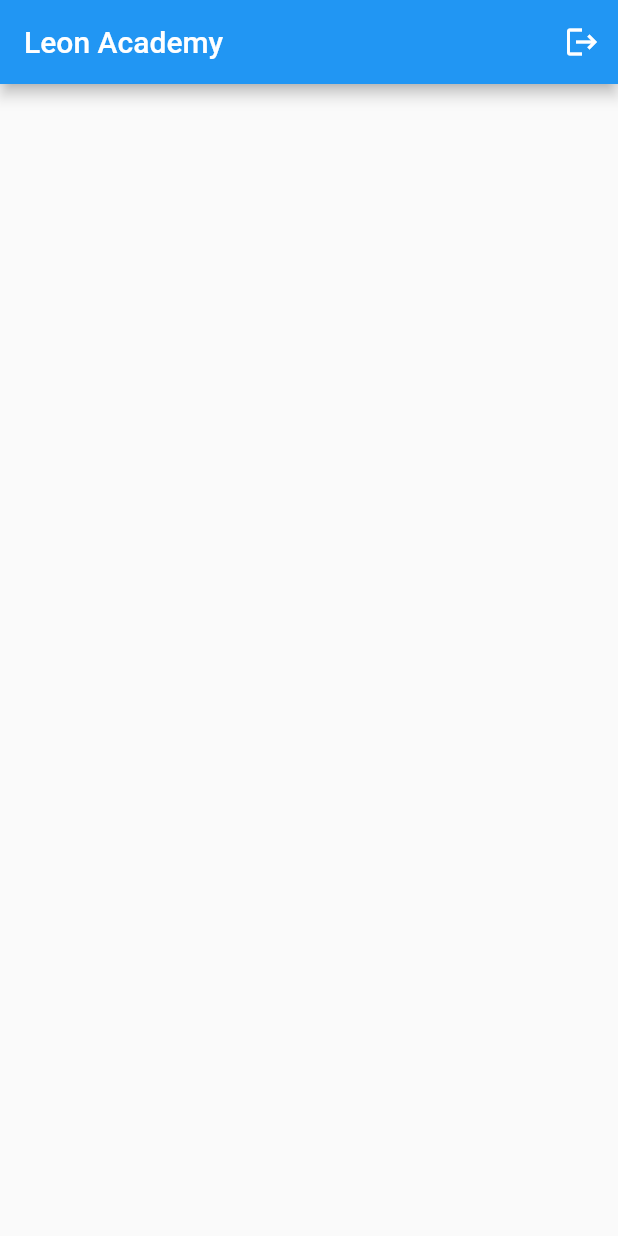
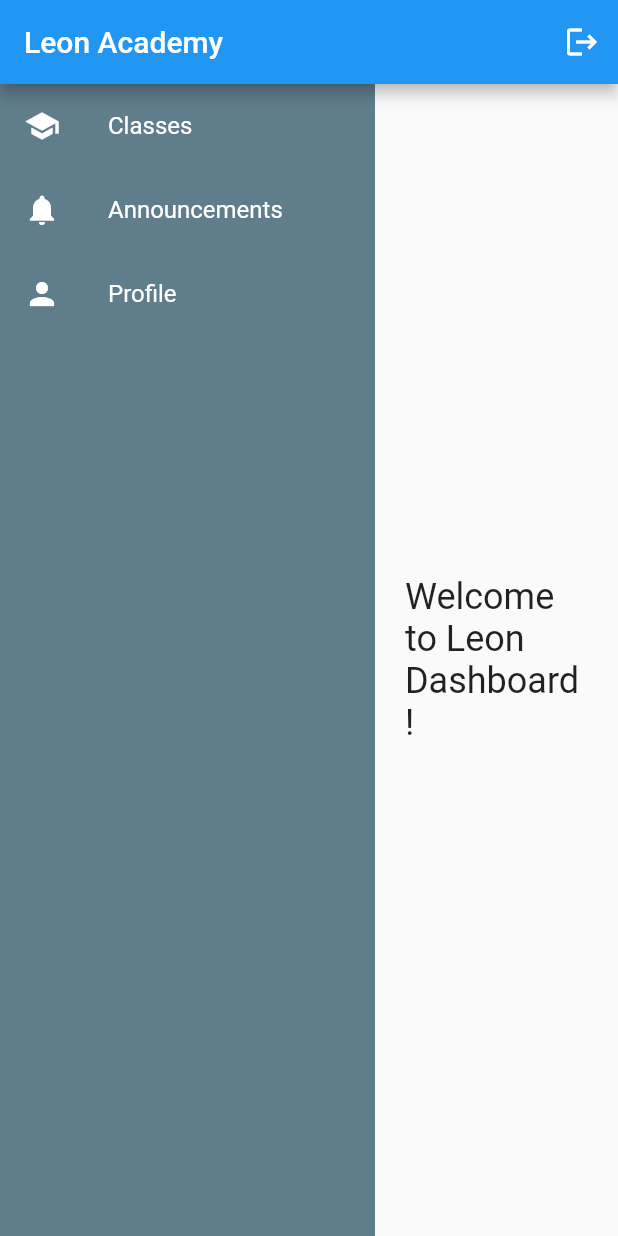
Before and after one commit to desh98/EduConnect, a Flutter app: the screen it shows once a user with an empty profile is signed in, on a phone screen of 412 x 824 dp. Run offline on Flutter 3.47's test engine with Material 2 defaults, Android fonts, the phone set to English and light mode, and no system bars; our stand-ins replace firebase_auth, firebase_core; accounts and stored records are empty; generated files the repository leaves out were written again.

Commit message:
Dashboard => Menu

```diff
--- a/lib/pages/home_page.dart
+++ b/lib/pages/home_page.dart
@@ -1,8 +1,23 @@
 import 'package:firebase_auth/firebase_auth.dart';
 import 'package:flutter/material.dart';
 
+void main() => runApp(MyApp());
+
+class MyApp extends StatelessWidget {
+  @override
+  Widget build(BuildContext context) {
+    return MaterialApp(
+      title: 'Leon Dashboard',
+      theme: ThemeData(
+        primarySwatch: Colors.indigo,
+      ),
+      home: HomePage(),
+    );
+  }
+}
+
 class HomePage extends StatefulWidget {
-  const HomePage({super.key});
+  const HomePage({Key? key}) : super(key: key);
 
   @override
   State<HomePage> createState() => _HomePageState();
@@ -22,9 +37,66 @@ class _HomePageState extends State<HomePage> {
         actions: [
           // sign out button
           IconButton(
-            onPressed: () {},
+            onPressed:
+                signOut, // Call the signOut function when the button is pressed
             icon: Icon(Icons.logout),
           )
+        ],
+      ),
+      body: Row(
+        children: <Widget>[
+          // Sidebar Menu (you can place your sidebar menu code here)
+          Container(
+            width: 250,
+            color: Colors.blueGrey,
+            child: Column(
+              crossAxisAlignment: CrossAxisAlignment.start,
+              children: <Widget>[
+                ListTile(
+                  title: Text(
+                    'Classes',
+                    style: TextStyle(color: Colors.white),
+                  ),
+                  leading: Icon(Icons.school, color: Colors.white),
+                  onTap: () {
+                    // Navigate to Courses Screen
+                  },
+                ),
+                ListTile(
+                  title: Text(
+                    'Announcements',
+                    style: TextStyle(color: Colors.white),
+                  ),
+                  leading: Icon(Icons.notifications, color: Colors.white),
+                  onTap: () {
+                    // Navigate to Announcements Screen
+                  },
+                ),
+                ListTile(
+                  title: Text(
+                    'Profile',
+                    style: TextStyle(color: Colors.white),
+                  ),
+                  leading: Icon(Icons.person, color: Colors.white),
+                  onTap: () {
+                    // Navigate to Profile Screen
+                  },
+                ),
+              ],
+            ),
+          ),
+          // Main Content
+          Expanded(
+            child: Container(
+              padding: EdgeInsets.all(20),
+              child: Center(
+                child: Text(
+                  'Welcome to Leon Dashboard!',
+                  style: TextStyle(fontSize: 24),
+                ),
+              ),
+            ),
+          ),
         ],
       ),
     );
```
